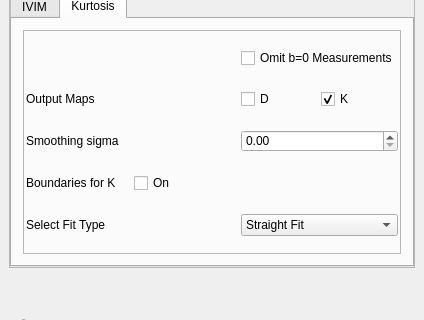
Before: the Qt Designer form Plugins/org.mitk.gui.qt.diffusionimaging.ivim/src/internal/QmitkIVIMViewControls.ui in MIC-DKFZ/MITK-Diffusion, drawn with Qt 5; both pictures show x 0 to 424 and y 181 to 501 of the 424 by 689 pixel window.
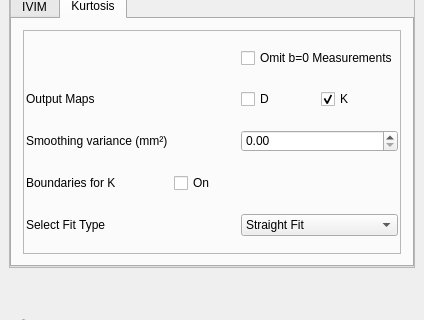
After: the same form once the commit is applied. The open tabs and pages were chosen to show the change. Custom widgets are drawn as their Qt base class.

Commit message:
Label the kurtosis smoothing value as a variance
The view's "Smoothing sigma" and the filter's SetSmoothingSigma pass
the value to DiscreteGaussianImageFilter::SetVariance, so it is a
variance in mm^2, not a sigma. The label, its tooltip (which also said
"Signa") and the filter documentation now say so; the numbers stay
the same.

Part of #13

What changed in the file:
```diff
--- a/Plugins/org.mitk.gui.qt.diffusionimaging.ivim/src/internal/QmitkIVIMViewControls.ui
+++ b/Plugins/org.mitk.gui.qt.diffusionimaging.ivim/src/internal/QmitkIVIMViewControls.ui
@@ -883,7 +883,7 @@
                <item row="8" column="0">
                 <widget class="QLabel" name="label_10">
                  <property name="text">
-                  <string>Smoothing sigma</string>
+                  <string>Smoothing variance (mm²)</string>
                  </property>
                 </widget>
                </item>
```
Left out of the diff: 2 changed lines with no effect on the pictures. The commit also changes 1 other file.
